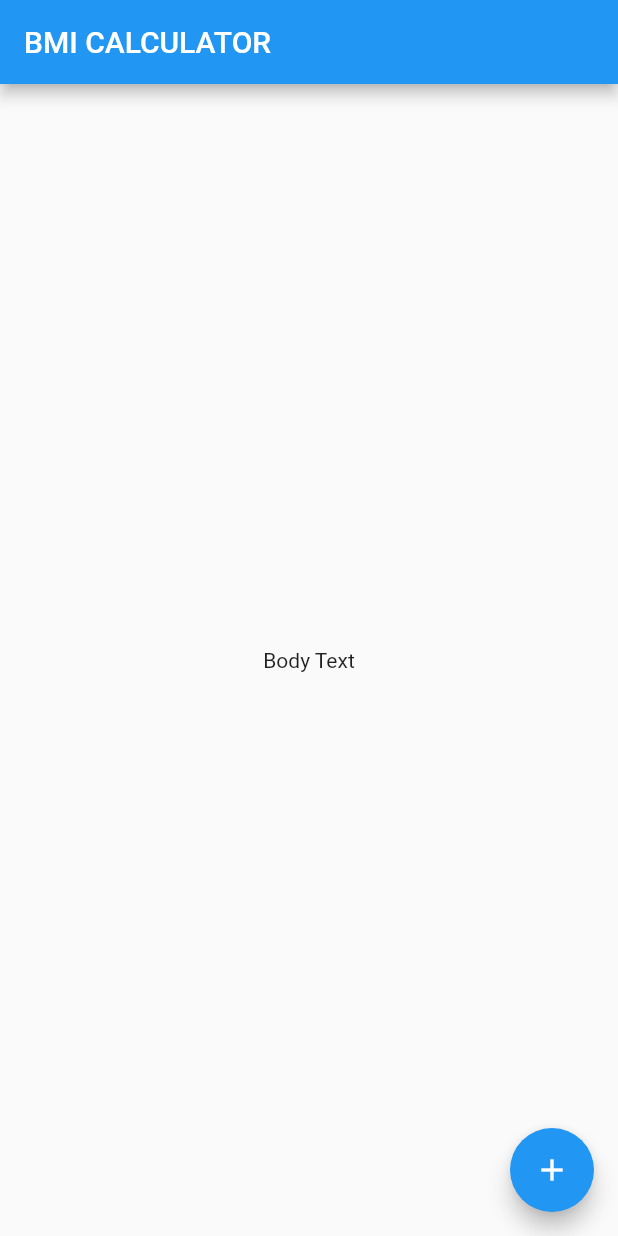
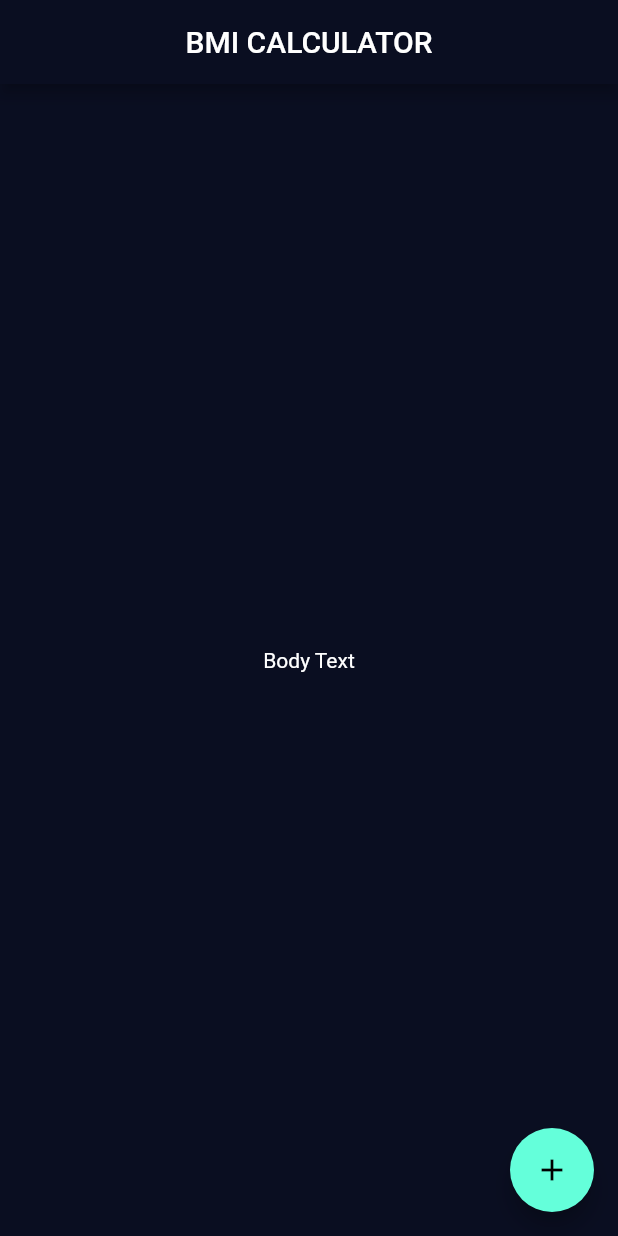
Before and after one commit to jkasanjian/flutter-class, a Flutter app: the screen it shows after launch, on a phone screen of 412 x 824 dp. Run offline on Flutter 3.47's test engine with Material 2 defaults, Android fonts, the phone set to English and light mode, and no system bars; our stand-ins replace audioplayers, rflutter_alert.

Commit message:
added custom theme

```diff
--- a/bmi-calculator/lib/main.dart
+++ b/bmi-calculator/lib/main.dart
@@ -6,6 +6,13 @@ class BMICalculator extends StatelessWidget {
   @override
   Widget build(BuildContext context) {
     return MaterialApp(
+      theme: ThemeData.dark().copyWith(
+        primaryColor: Color(0xFF0A0E21),
+        scaffoldBackgroundColor: Color(0xFF0A0E21),
+        textTheme: TextTheme(
+          body1: TextStyle(color: Color(0XFFFFFFFF)),
+        ),
+      ),
       home: InputPage(),
     );
   }
@@ -22,6 +29,7 @@ class _InputPageState extends State<InputPage> {
     return Scaffold(
       appBar: AppBar(
         title: Text('BMI CALCULATOR'),
+        centerTitle: true,
       ),
       body: Center(
         child: Text('Body Text'),
```
